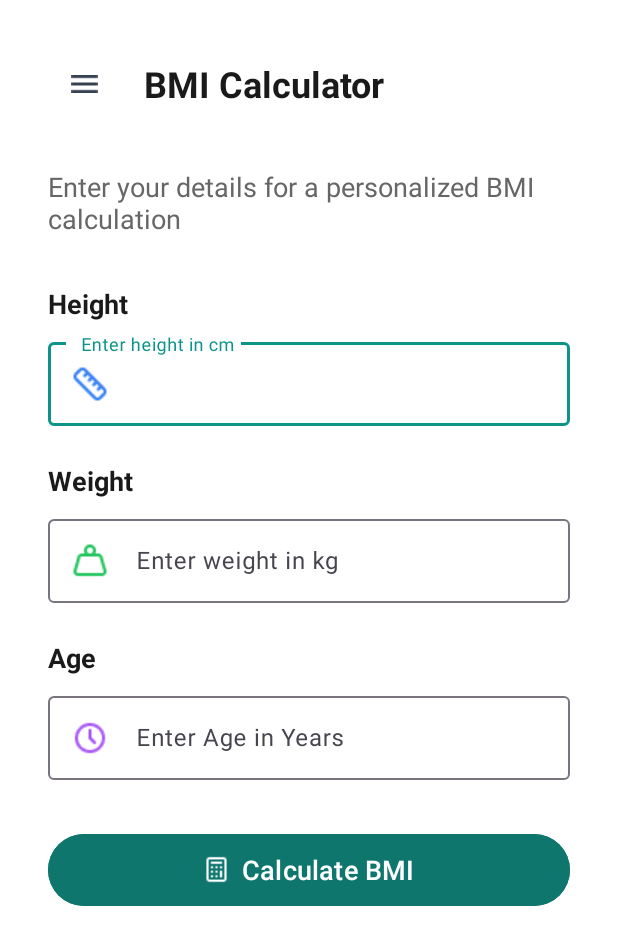
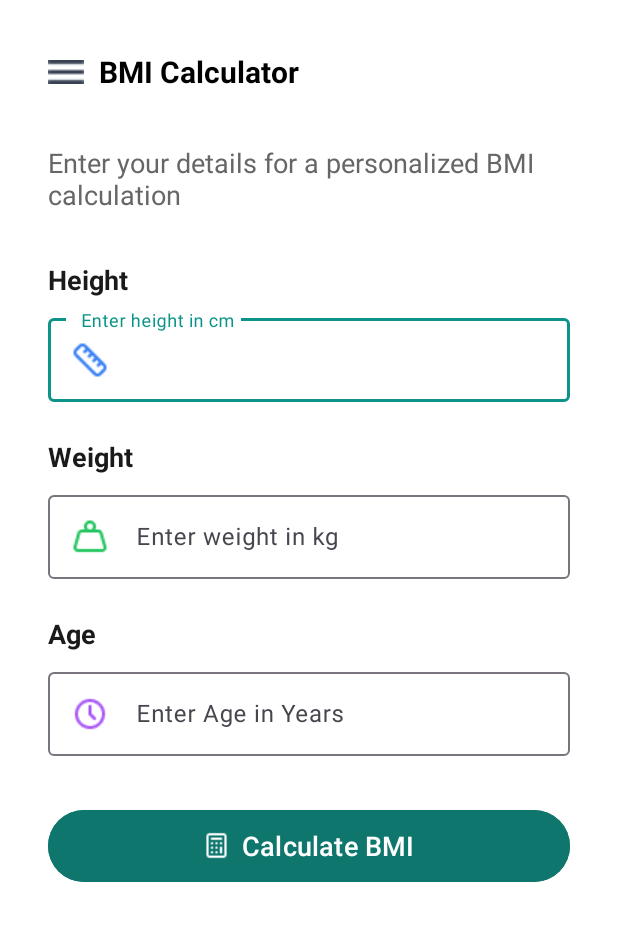
Before and after one commit to vishal-bhutekar21/Age-well-Elder-Care, an Android app: the BMIActivity screen opened directly, with no data from a screen before it, on a phone screen of 412 x 824 dp. Shown: the top 945 px of the screen. Run offline under Robolectric (Android 15) with nearby library versions, the phone set to English and light mode, and no system bars; our stand-ins replace Picasso, Shimmer; libraries missing offline, so code that uses them is left out: com.facebook.shimmer; pictures from the network do not load.

Commit message:
added new screen

```diff
--- a/app/src/main/java/com/chaitany/agewell/BMIActivity.kt
+++ b/app/src/main/java/com/chaitany/agewell/BMIActivity.kt
@@ -19,6 +19,10 @@ class BMIActivity : AppCompatActivity() {
         super.onCreate(savedInstanceState)
         binding = ActivityBmiactivityBinding.inflate(layoutInflater)
         setContentView(binding.root)
+        window.decorView.systemUiVisibility = View.SYSTEM_UI_FLAG_FULLSCREEN
+        window.statusBarColor = getColor(android.R.color.white) // Set status bar color to white
+        actionBar?.hide()
+
 
         binding.calculateButton.setOnClickListener {
             calculateBMI()
--- a/app/src/main/res/layout/activity_bmiactivity.xml
+++ b/app/src/main/res/layout/activity_bmiactivity.xml
@@ -20,31 +20,47 @@
             android:background="@color/white">
 
             <!-- Header -->
-            <LinearLayout
+            <androidx.appcompat.widget.Toolbar
+                android:id="@+id/toolbar"
                 android:layout_width="match_parent"
-                android:layout_height="wrap_content"
-                android:orientation="horizontal"
-                android:padding="16dp"
-                android:gravity="center_vertical">
+                android:layout_height="?attr/actionBarSize"
+                android:elevation="4dp"
 
-                <ImageButton
-                    android:id="@+id/menuButton"
-                    android:layout_width="48dp"
-                    android:layout_height="48dp"
-                    android:background="?attr/selectableItemBackgroundBorderless"
+                app:popupTheme="@style/ThemeOverlay.AppCompat.Light"
+
+                app:layout_constraintTop_toTopOf="parent">
+
+                <!-- Menu Icon (Hamburger) -->
+                <ImageView
+                    android:id="@+id/ivMenu"
+                    android:layout_width="24dp"
+                    android:layout_height="24dp"
+                    android:layout_marginStart="16dp"
                     android:src="@drawable/ic_menu"
-                    android:contentDescription="Menu"/>
+                    android:contentDescription="Menu"
+                    app:layout_constraintStart_toStartOf="parent"
+                    app:layout_constraintBottom_toBottomOf="parent"
+                    app:layout_constraintTop_toTopOf="parent" />
 
+                <!-- Title in Center -->
                 <TextView
+                    android:id="@+id/tvTitle"
                     android:layout_width="wrap_content"
                     android:layout_height="wrap_content"
-                    android:text="BMI Calculator"
-                    android:textSize="24sp"
-                    android:textColor="#1a1a1a"
+                    android:layout_marginLeft="10dp"
+                    android:text="BMI Calculator "
+                    android:textSize="20sp"
                     android:textStyle="bold"
-                    android:layout_marginStart="16dp"/>
-            </LinearLayout>
+                    android:textColor="@color/black"
+                    app:layout_constraintBottom_toBottomOf="parent"
+                    app:layout_constraintTop_toTopOf="parent"
+                    app:layout_constraintStart_toStartOf="parent"
+                    app:layout_constraintEnd_toEndOf="parent" />
 
+                <!-- Notification Bell -->
+
+
+            </androidx.appcompat.widget.Toolbar>
             <!-- Main Content -->
             <ScrollView
                 android:layout_width="match_parent"
--- a/app/src/main/res/values/themes.xml
+++ b/app/src/main/res/values/themes.xml
@@ -1,14 +1,19 @@
 <resources xmlns:tools="http://schemas.android.com/tools">
-    <!-- Base application theme. -->
+    <!-- Base application theme -->
     <style name="Base.Theme.AgeWell" parent="Theme.Material3.DayNight.NoActionBar">
-        <!-- Customize your light theme here -->
+        <!-- Make status bar transparent -->
+        <item name="android:statusBarColor">@android:color/transparent</item>
+        <!-- Optional: If you want the toolbar to have no color, you can set it to transparent -->
+        <item name="android:windowActionBar">false</item>
+        <item name="android:windowNoTitle">true</item>
     </style>
-
-    <style name="Theme.AgeWell" parent="Base.Theme.AgeWell" />
 
     <style name="Theme.AgeWellSuper" parent="Base.Theme.AgeWell">
         <item name="colorPrimary">#0D9488</item>
         <item name="windowNoTitle">true</item>
         <item name="windowActionBar">false</item>
+        <item name="android:statusBarColor">@android:color/white</item>
+        <item name="android:windowLightStatusBar">true</item> <!-- This line makes status bar icons dark -->
     </style>
+
 </resources>
```
Also changed, not shown: app/src/main/AndroidManifest.xml (+20 -51 lines), app/src/main/res/layout/activity_dashboard.xml (+9 -6 lines), app/src/main/res/layout/activity_hospital.xml (+44 -0 lines).
